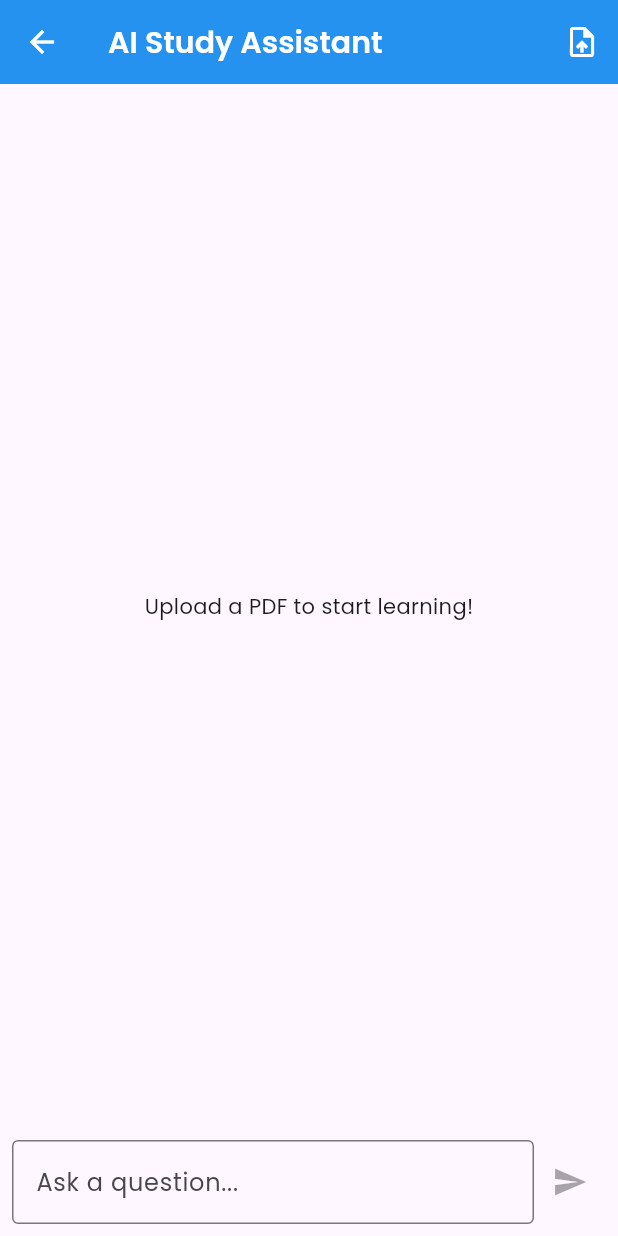
After one commit to keniondang/Flutter-Project-E-learning-Management-App, a Flutter app: the ChatbotScreen screen opened directly, after a tap on the "upload file" icon, on a phone screen of 412 x 824 dp. The commit adds this screen. Run offline on Flutter 3.47's test engine with Material 3 defaults, Android fonts, the phone set to English and light mode, and no system bars; our stand-ins replace badges, connectivity_plus, csv, file_picker, fl_chart, google_fonts and 5 more; missing offline and left inert: universal_html; accounts and stored records are empty; statements that could not run were skipped.

Commit message:
create baseline for chabot system

```diff
--- /dev/null
+++ b/devtools_options.yaml
@@ -0,0 +1,3 @@
+description: This file stores settings for Dart & Flutter DevTools.
+documentation: https://docs.flutter.dev/tools/devtools/extensions#configure-extension-enablement-states
+extensions:
--- /dev/null
+++ b/lib/screens/chatbot_screen.dart
@@ -0,0 +1,164 @@
+import 'dart:io';
+import 'package:flutter/material.dart';
+import 'package:file_picker/file_picker.dart';
+import '../services/rag_service.dart'; // Import the service we just made
+
+class ChatbotScreen extends StatefulWidget {
+  const ChatbotScreen({super.key});
+
+  @override
+  State<ChatbotScreen> createState() => _ChatbotScreenState();
+}
+
+class _ChatbotScreenState extends State<ChatbotScreen> {
+  final RagService _ragService = RagService();
+  final TextEditingController _controller = TextEditingController();
+
+  // State variables
+  List<Map<String, String>> messages = []; // Stores {role: "user"|"bot", text: "..."}
+  bool _isUploading = false;
+  bool _isTyping = false;
+  String? _uploadedFileName;
+
+  // 1. Pick and Upload PDF
+  Future<void> _pickAndUploadPdf() async {
+    FilePickerResult? result = await FilePicker.platform.pickFiles(
+      type: FileType.custom,
+      allowedExtensions: ['pdf'],
+    );
+
+    if (result != null) {
+      File file = File(result.files.single.path!);
+
+      setState(() => _isUploading = true);
+
+      try {
+        await _ragService.uploadPdf(file);
+
+        setState(() {
+          _uploadedFileName = result.files.single.name;
+          messages.add({
+            "role": "bot",
+            "text": "I've studied $_uploadedFileName! Ask me anything about it."
+          });
+        });
+      } catch (e) {
+        ScaffoldMessenger.of(context).showSnackBar(SnackBar(content: Text(e.toString())));
+      } finally {
+        setState(() => _isUploading = false);
+      }
+    }
+  }
+
+  // 2. Send Message
+  Future<void> _sendMessage() async {
+    final text = _controller.text.trim();
+    if (text.isEmpty) return;
+
+    // Add user message to UI
+    setState(() {
+      messages.add({"role": "user", "text": text});
+      _isTyping = true;
+      _controller.clear();
+    });
+
+    // Get answer from Python
+    final answer = await _ragService.askQuestion(text);
+
+    // Add bot response to UI
+    setState(() {
+      _isTyping = false;
+      messages.add({"role": "bot", "text": answer});
+    });
+  }
+
+  @override
+  Widget build(BuildContext context) {
+    return Scaffold(
+      appBar: AppBar(
+        title: const Text("AI Study Assistant"),
+        actions: [
+          IconButton(
+            icon: const Icon(Icons.upload_file),
+            onPressed: _isUploading ? null : _pickAndUploadPdf,
+            tooltip: "Upload PDF",
+          ),
+        ],
+      ),
+      body: Column(
+        children: [
+          // Info Banner
+          if (_uploadedFileName != null)
+            Container(
+              padding: const EdgeInsets.all(8),
+              color: Colors.green.shade100,
+              width: double.infinity,
+              child: Text(
+                "Active Source: $_uploadedFileName",
+                textAlign: TextAlign.center,
+                style: const TextStyle(color: Colors.green),
+              ),
+            ),
+
+          // Chat Area
+          Expanded(
+            child: messages.isEmpty
+                ? const Center(child: Text("Upload a PDF to start learning!"))
+                : ListView.builder(
+                    padding: const EdgeInsets.all(16),
+                    itemCount: messages.length,
+                    itemBuilder: (context, index) {
+                      final msg = messages[index];
+                      final isUser = msg['role'] == 'user';
+                      return Align(
+                        alignment: isUser ? Alignment.centerRight : Alignment.centerLeft,
+                        child: Container(
+                          margin: const EdgeInsets.symmetric(vertical: 4),
+                          padding: const EdgeInsets.all(12),
+                          decoration: BoxDecoration(
+                            color: isUser ? Colors.blue : Colors.grey[300],
+                            borderRadius: BorderRadius.circular(12),
+                          ),
+                          child: Text(
+                            msg['text']!,
+                            style: TextStyle(color: isUser ? Colors.white : Colors.black),
+                          ),
+                        ),
+                      );
+                    },
+                  ),
+          ),
+
+          // Loading Indicator
+          if (_isTyping || _isUploading)
+            const Padding(
+              padding: EdgeInsets.all(8.0),
+              child: LinearProgressIndicator(),
+            ),
+
+          // Input Field
+          Padding(
+            padding: const EdgeInsets.all(8.0),
+            child: Row(
+              children: [
+                Expanded(
+                  child: TextField(
+                    controller: _controller,
+                    decoration: const InputDecoration(
+                      hintText: "Ask a question...",
+                      border: OutlineInputBorder(),
+                    ),
+                  ),
+                ),
+                IconButton(
+                  icon: const Icon(Icons.send),
+                  onPressed: (_uploadedFileName == null || _isTyping) ? null : _sendMessage,
+                ),
+              ],
+            ),
+          ),
+        ],
+      ),
+    );
+  }
+}
--- a/pubspec.yaml
+++ b/pubspec.yaml
@@ -9,7 +9,8 @@ environment:
 dependencies:
   flutter:
     sdk: flutter
-
+  # HTTP requests for chatbot
+  http: ^1.2.0
   # Supabase for backend
   supabase_flutter: ^2.5.0
 
```
Also changed, not shown: lib/providers/quiz_submission_provider.dart (added, +145 -0 lines), lib/services/rag_service.dart (added, +56 -0 lines), lib/models/assignment.dart (line endings or trailing spaces), lib/screens/student/assignment_submission_screen.dart (line endings or trailing spaces), pubspec.lock, 1 other file.
